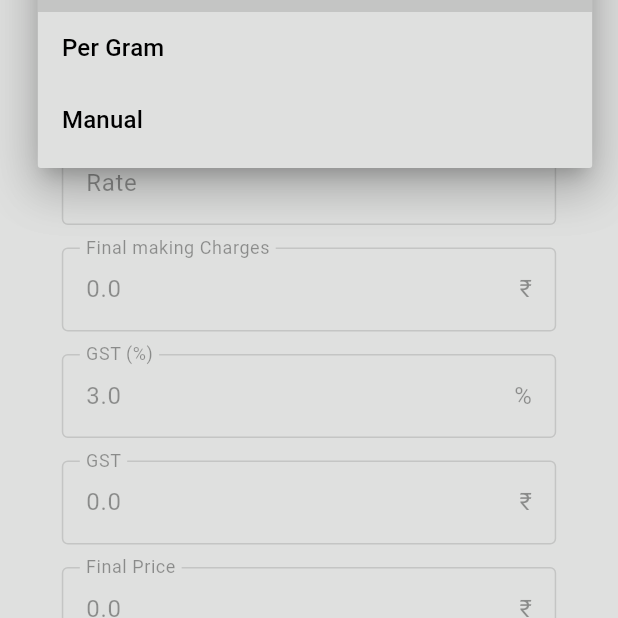
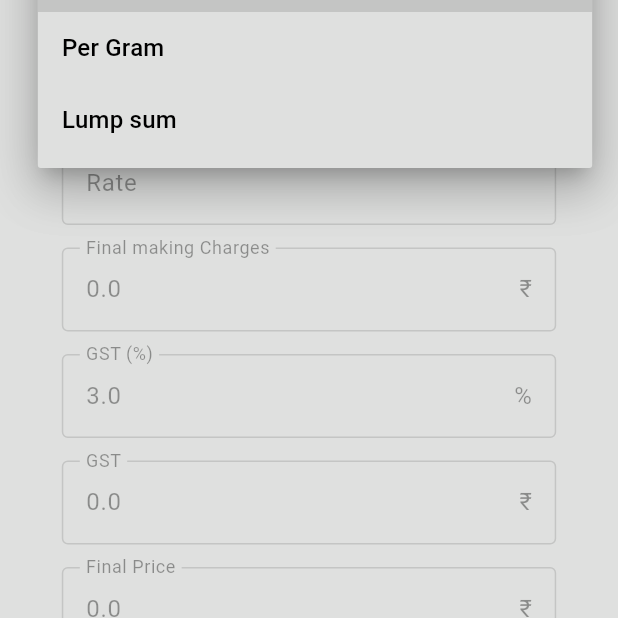
Before and after one commit to shafinmurani/aurate, a Flutter app: the GoldJewelery screen opened by its route, after a tap on "Percentage", on a phone screen of 412 x 824 dp, the part 306-924 px from its top. Run offline on Flutter 3.47's test engine with Material 3 defaults, Android fonts, the phone set to English and light mode, and no system bars; our stand-ins replace firebase_auth, firebase_core, gap, go_router, google_sign_in, line_icons and 1 more; accounts and stored records are empty; network calls fail.

Commit message:
Fixed #1 and #2

```diff
--- a/lib/modules/add/pages/gold_jewelery.dart
+++ b/lib/modules/add/pages/gold_jewelery.dart
@@ -109,7 +109,7 @@ class _GoldJeweleryState extends State<GoldJewelery> {
                                       finalMkgChargesController,
                                   finalPriceController: finalPriceController);
                             },
-                            items: <String>["Percentage", "Per Gram", "Manual"]
+                            items: <String>["Percentage", "Per Gram", "Lump sum"]
                                 .map<DropdownMenuItem<String>>((String value) {
                               return DropdownMenuItem<String>(
                                 value: value,
@@ -118,7 +118,7 @@ class _GoldJeweleryState extends State<GoldJewelery> {
                             }).toList(),
                           ),
                           const Gap(15),
-                          mkgChargesType == "Manual"
+                          mkgChargesType == "Lump sum"
                               ? Container()
                               : InputField(
                                   label: 'Making Charges ($mkgChargesType)',
@@ -141,7 +141,7 @@ class _GoldJeweleryState extends State<GoldJewelery> {
                                   controller: mkgChargesController,
                                   keyboardType: TextInputType.number,
                                 ),
-                          Gap(mkgChargesType == "Manual" ? 0 : 15),
+                          Gap(mkgChargesType == "Lump sum" ? 0 : 15),
                           InputField(
                             enabled: false,
                             prefix: Padding(
@@ -157,9 +157,22 @@ class _GoldJeweleryState extends State<GoldJewelery> {
                           ),
                           const Gap(15),
                           InputField(
-                            enabled: mkgChargesType == "Manual" ? true : false,
+                            enabled: mkgChargesType == "Lump sum" ? true : false,
                             label: 'Final making Charges',
                             suffix: Text("₹"),
+                            onChanged: (value){
+                              GoldCalculate.calculateAll(
+                                        sRate: rateController.text,
+                                        sWeight: weightController.text,
+                                        sMakingCharges:
+                                            mkgChargesController.text,
+                                        gstController: gstController,
+                                        mkgChargesType: mkgChargesType,
+                                        finalMkgChargesController:
+                                            finalMkgChargesController,
+                                        finalPriceController:
+                                            finalPriceController);
+                            },
                             controller: finalMkgChargesController,
                             keyboardType: TextInputType.number,
                           ),
```
Also changed, not shown: 1 other file.
